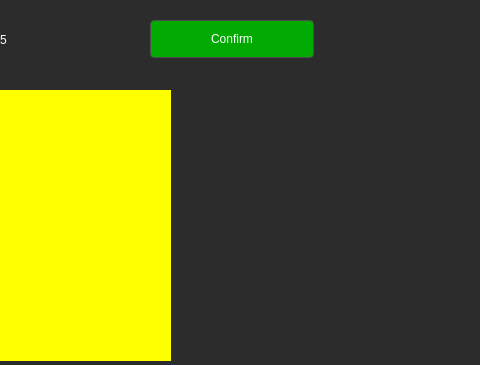
This is ui/specifics_budget_planning_ex.ui in DHouse185/Budget_App as Qt 5 draws it before an edit; both pictures show x 430 to 910 and y 490 to 855 of the 910 by 855 pixel window. The edited form follows.
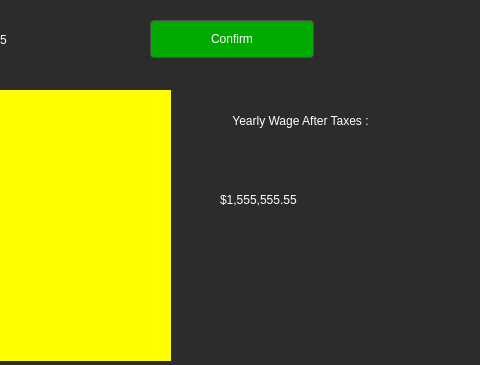
This is the edited form. Icons and pictures are not drawn.

What changed in the file:
```diff
--- a/ui/specifics_budget_planning_ex.ui
+++ b/ui/specifics_budget_planning_ex.ui
@@ -592,6 +592,50 @@
     <bool>true</bool>
    </property>
   </widget>
+  <widget class="QLabel" name="average_actualy_m_wage_label_12">
+   <property name="geometry">
+    <rect>
+     <x>650</x>
+     <y>660</y>
+     <width>150</width>
+     <height>60</height>
+    </rect>
+   </property>
+   <property name="styleSheet">
+    <string notr="true">font: 500 16pt &quot;Nirmala UI&quot;;</string>
+   </property>
+   <property name="text">
+    <string>$1,555,555.55</string>
+   </property>
+   <property name="alignment">
+    <set>Qt::AlignLeading|Qt::AlignLeft|Qt::AlignVCenter</set>
+   </property>
+   <property name="wordWrap">
+    <bool>true</bool>
+   </property>
+  </widget>
+  <widget class="QLabel" name="average_actualy_m_wage_label_13">
+   <property name="geometry">
+    <rect>
+     <x>630</x>
+     <y>580</y>
+     <width>201</width>
+     <height>61</height>
+    </rect>
+   </property>
+   <property name="styleSheet">
+    <string notr="true">font: 500 16pt &quot;Nirmala UI&quot;;</string>
+   </property>
+   <property name="text">
+    <string>Yearly Wage After Taxes :</string>
+   </property>
+   <property name="alignment">
+    <set>Qt::AlignCenter</set>
+   </property>
+   <property name="wordWrap">
+    <bool>true</bool>
+   </property>
+  </widget>
  </widget>
  <resources/>
  <connections/>
```
